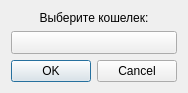
First picture: the form in src/gui/forms/selectwalletdialog.ui, repository AskePit/Cashbook, before the edit.
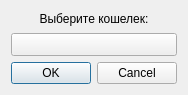
Second picture: the form after the edit. Icons and pictures are not drawn. Custom widgets are drawn as their Qt base class.

What changed in the file:
```diff
--- a/src/gui/forms/selectwalletdialog.ui
+++ b/src/gui/forms/selectwalletdialog.ui
@@ -7,7 +7,7 @@
     <x>0</x>
     <y>0</y>
     <width>176</width>
-    <height>92</height>
+    <height>95</height>
    </rect>
   </property>
   <property name="windowTitle">
```
Left out of the diff: 8 changed lines with no effect on the pictures.
